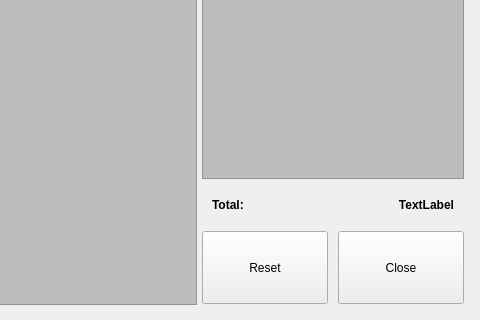
eguzki/penyamanager, file penyamanager/user/memberdashboardwindow.ui: the form before one commit; both pictures show x 337 to 817 and y 448 to 768 of the 817 by 768 pixel window.
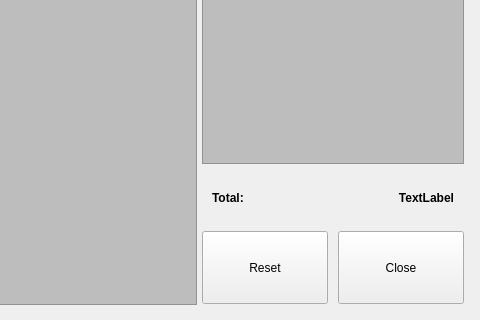
The form after the commit.

```diff
--- a/penyamanager/user/memberdashboardwindow.ui
+++ b/penyamanager/user/memberdashboardwindow.ui
@@ -41,13 +41,14 @@
 }
 
 PenyaManager--FamilyItemWidget * {
-    color: black;
+	font-weight: bold;
+	color: black;
 	font: 20pt &quot;Calibri&quot;;
 }
 
 PenyaManager--ProductItemWidget * {
-    color: black;
-	font: 20pt &quot;Calibri&quot;;
+    color: rgb(33,33,33);
+	font: 18pt &quot;Calibri&quot;;
 }
 
 
@@ -57,12 +58,12 @@
 
 #totalDisplayLabel {
 font-weight: bold;
-font: 30pt &quot;Calibri&quot;;
+font: 40pt &quot;Calibri&quot;;
 }
 
 #totalLabel {
 font-weight: bold;
-font: 30pt &quot;Calibri&quot;;
+font: 40pt &quot;Calibri&quot;;
 }</string>
   </property>
   <property name="locale">
@@ -285,7 +286,7 @@
         </property>
         <property name="maximumSize">
          <size>
-          <width>450</width>
+          <width>490</width>
           <height>16777215</height>
          </size>
         </property>
@@ -392,13 +393,13 @@
            <property name="minimumSize">
             <size>
              <width>0</width>
-             <height>50</height>
+             <height>65</height>
             </size>
            </property>
            <property name="maximumSize">
             <size>
              <width>16777215</width>
-             <height>50</height>
+             <height>65</height>
             </size>
            </property>
            <layout class="QHBoxLayout" name="horizontalLayout_8">
```
Left out of the diff: 6 changed lines with no effect on the pictures.
